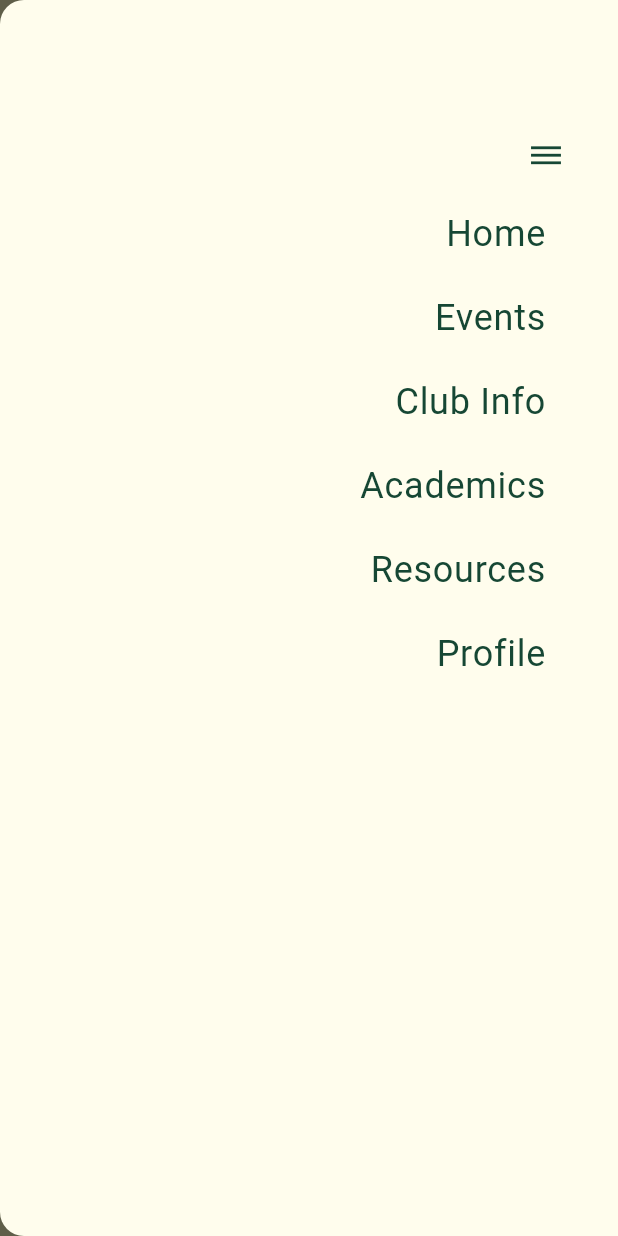
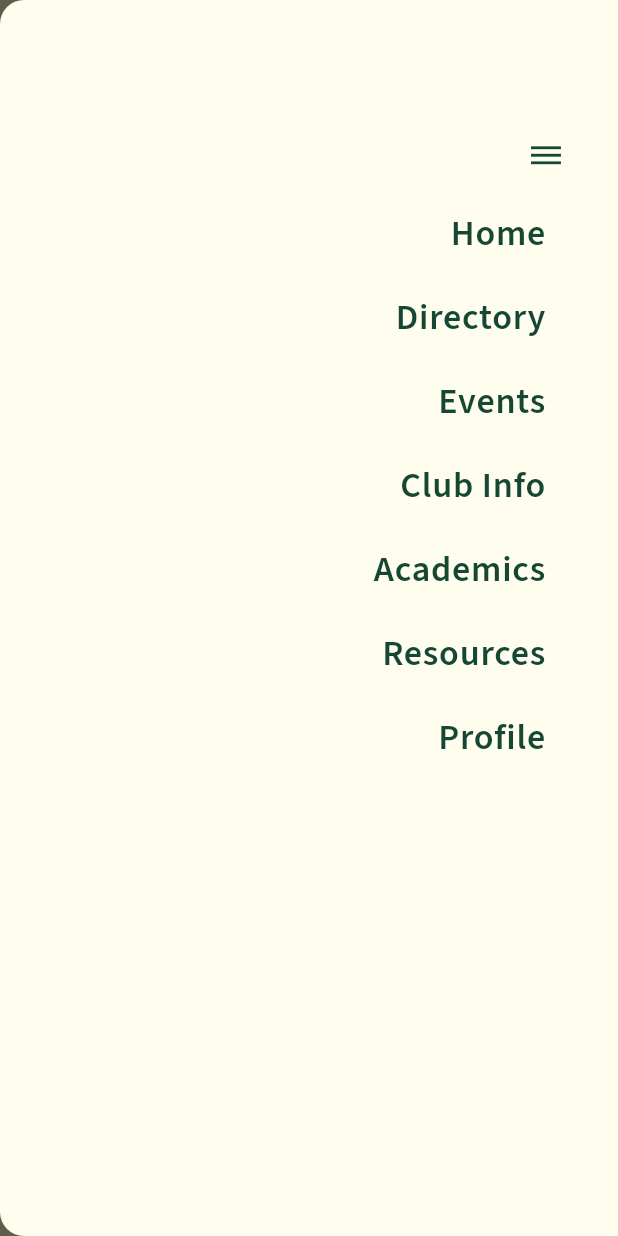
Before and after one commit to ccce-calpoly/CM_App, a Flutter app: the screen it shows once a user with an empty profile is signed in, with the side drawer open, on a phone screen of 412 x 824 dp. Run offline on Flutter 3.47's test engine with Material 3 defaults, Android fonts, the phone set to English and light mode, and no system bars; drawn by our look-alikes of table_calendar; our stand-ins replace cloud_firestore, firebase_auth, firebase_core; missing offline and left inert: firebase_ui_auth; accounts and stored records are empty.

Commit message:
merge hot fix

```diff
--- a/lib/rendered_page.dart
+++ b/lib/rendered_page.dart
@@ -22,12 +22,12 @@ class _MyRenderedPageState extends State<RenderedPage> {
   //     TextStyle(fontSize: 30, fontWeight: FontWeight.bold);
   static final List<Widget> _widgetOptions = <Widget>[
     const HomeScreen(),
+    const Directory(),
     Container(),
     Container(),
     Container(),
     Container(),
     const ProfileScreen(),
-    const Directory(),
   ];
 
   void _onItemTapped(int index) {
@@ -37,15 +37,17 @@ class _MyRenderedPageState extends State<RenderedPage> {
     //Navigator.pop(context);
   }
 
-  ListTile createListItem(String title) {
+  ListTile createListItem(String title, int index) {
     return ListTile(
         tileColor: lighterTanColor,
         title: Text(title,
             textAlign: TextAlign.right,
-            style: const TextStyle(color: textGreen, fontSize: 24.0)),
-        selected: _selectedIndex == 0,
+            style: const TextStyle(
+                fontFamily: "SansSerifProSemiBold",
+                color: textGreen,
+                fontSize: 24.0)),
         onTap: () {
-          _onItemTapped(0);
+          _onItemTapped(index);
           Navigator.pop(context);
         });
   }
@@ -111,12 +113,13 @@ class _MyRenderedPageState extends State<RenderedPage> {
                     ),
                   ],
                 ),
-                createListItem("Home"),
-                createListItem("Events"),
-                createListItem("Club Info"),
-                createListItem("Academics"),
-                createListItem("Resources"),
-                createListItem("Profile")
+                createListItem("Home", 0),
+                createListItem("Directory", 1),
+                createListItem("Events", 2),
+                createListItem("Club Info", 3),
+                createListItem("Academics", 4),
+                createListItem("Resources", 5),
+                createListItem("Profile", 6)
               ],
             ),
           ),
--- a/lib/src/screens/home_screen.dart
+++ b/lib/src/screens/home_screen.dart
@@ -93,20 +93,20 @@ class _CalendarScreenState extends State<HomeScreen> {
       onDaySelected: (selectedDay, focusedDay) {
         updateEventsForDay(selectedDay);
       },
-      calendarBuilders: CalendarBuilders(
-        dowBuilder: (context, day) {
-          if (day.weekday == DateTime.sunday) {
-            final text = DateFormat.E().format(day);
+      // calendarBuilders: CalendarBuilders(
+      //   dowBuilder: (context, day) {
+      //     if (day.weekday == DateTime.sunday) {
+      //       final text = DateFormat.E().format(day);
 
-            return Center(
-              child: Text(
-                text,
-                style: TextStyle(color: Colors.red),
-              ),
-            );
-          }
-        },
-      ),
+      //       return Center(
+      //         child: Text(
+      //           text,
+      //           style: TextStyle(color: Colors.red),
+      //         ),
+      //       );
+      //     }
+      //   },
+      // ),
       headerVisible: false,
       // headerStyle: const HeaderStyle(
       //   titleCentered: true,
```
Also changed, not shown: pubspec.lock.
